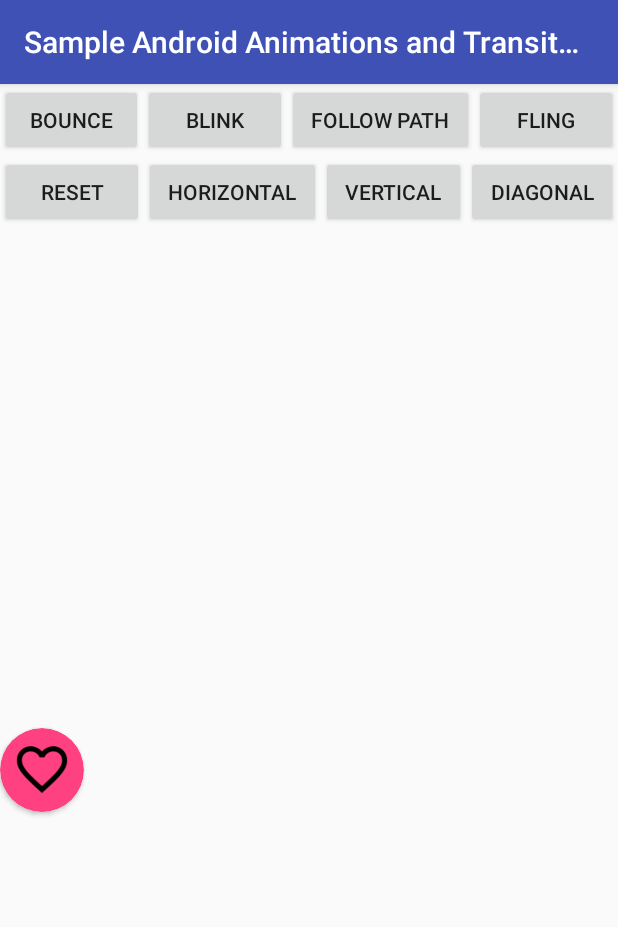
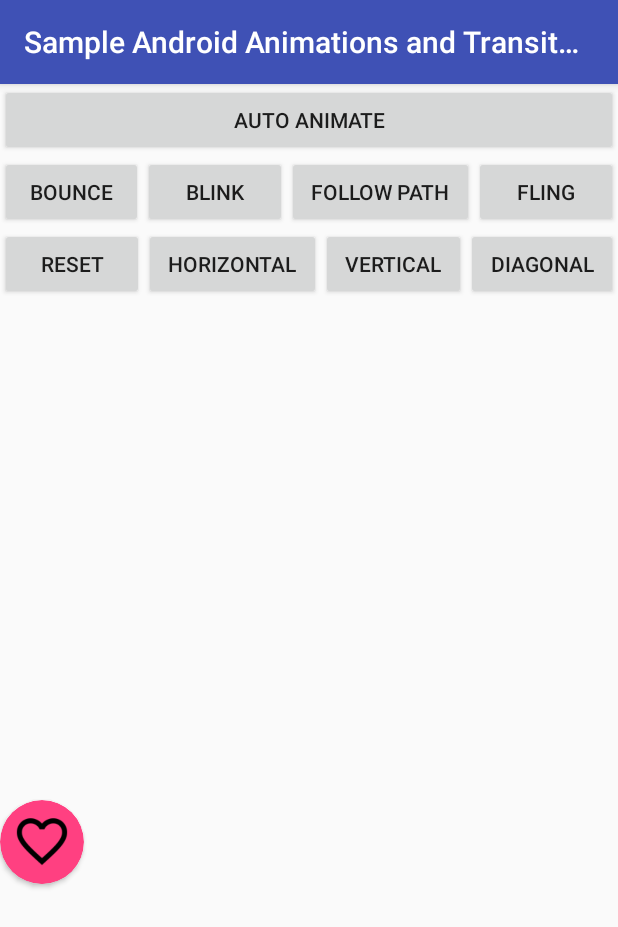
Before and after one commit to DarushDev/example-android-animations-and-transitions, an Android app: the PropertyAnimationActivity screen opened directly, with no data from a screen before it, after a tap on "BOUNCE", on a phone screen of 412 x 824 dp. Shown: the top 927 px of the screen. Run offline under Robolectric (Android 15) with nearby library versions, the phone set to English and light mode, and no system bars; 1 other tap on this screen came first.

Commit message:
Auto animate layout changes

```diff
--- a/app/src/main/java/com/example/sampleandroidanimationsandtransitions/PropertyAnimationActivity.java
+++ b/app/src/main/java/com/example/sampleandroidanimationsandtransitions/PropertyAnimationActivity.java
@@ -1,6 +1,7 @@
 package com.example.sampleandroidanimationsandtransitions;
 
 import android.os.Bundle;
+import android.os.Handler;
 import android.support.v7.app.AppCompatActivity;
 import android.support.v7.widget.CardView;
 import android.view.View;
@@ -18,6 +19,7 @@ public class PropertyAnimationActivity extends AppCompatActivity implements View
     Button btnBlink;
     Button btnFollowPath;
     Button btnFling;
+    Button btnAutoAnimate;
     ImageView ivHeart;
 
     @Override
@@ -34,6 +36,7 @@ public class PropertyAnimationActivity extends AppCompatActivity implements View
         btnBlink = findViewById(R.id.button_main_blink);
         btnFollowPath = findViewById(R.id.button_main_followpath);
         btnFling = findViewById(R.id.button_main_fling);
+        btnAutoAnimate = findViewById(R.id.button_main_auto);
         ivHeart = findViewById(R.id.image_main_heart);
 
         btnHorizontal.setOnClickListener(this);
@@ -44,6 +47,7 @@ public class PropertyAnimationActivity extends AppCompatActivity implements View
         btnBlink.setOnClickListener(this);
         btnFollowPath.setOnClickListener(this);
         btnFling.setOnClickListener(this);
+        btnAutoAnimate.setOnClickListener(this);
         ivHeart.setOnClickListener(this);
 
     }
@@ -81,8 +85,26 @@ public class PropertyAnimationActivity extends AppCompatActivity implements View
             case R.id.button_main_fling:
                 AnimUtils.flingAnimation(cardBall);
                 break;
+            case R.id.button_main_auto:
+                hideAndShowTheBall();
+                break;
 
         }
+    }
+
+    /**
+     * Since we have added the line, android:animateLayoutChanges="true", to the main layout, the
+     * layout changes will be animated automatically
+     */
+    private void hideAndShowTheBall() {
+        cardBall.setVisibility(View.GONE);
+        new Handler().postDelayed(new Runnable() {
+            @Override
+            public void run() {
+                cardBall.setVisibility(View.VISIBLE);
+            }
+        }, 2000);
+
     }
 
     private void resetTheView(View view) {
--- a/app/src/main/res/layout/activity_property_animation.xml
+++ b/app/src/main/res/layout/activity_property_animation.xml
@@ -4,8 +4,22 @@
     xmlns:tools="http://schemas.android.com/tools"
     android:layout_width="match_parent"
     android:layout_height="match_parent"
+    android:animateLayoutChanges="true"
     android:orientation="vertical"
     tools:context=".PropertyAnimationActivity">
+
+    <LinearLayout
+        android:layout_width="match_parent"
+        android:layout_height="wrap_content">
+
+        <Button
+            android:id="@+id/button_main_auto"
+            android:layout_width="wrap_content"
+            android:layout_height="wrap_content"
+            android:layout_weight="1"
+            android:text="Auto Animate" />
+
+    </LinearLayout>
 
     <LinearLayout
         android:layout_width="match_parent"
```
